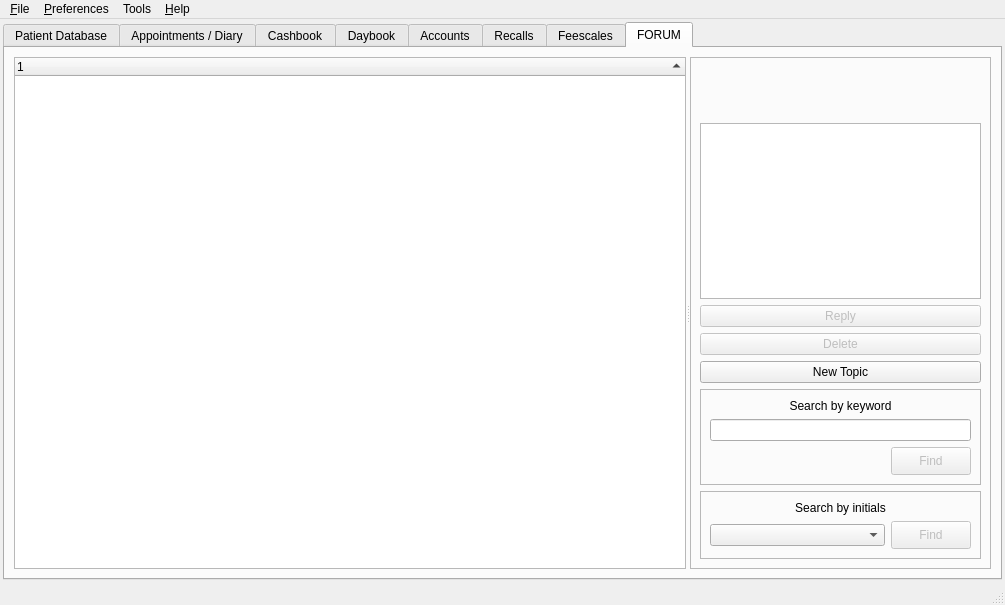
This is src/openmolar/qt-designer/main.ui in rowinggolfer/openmolar1 as Qt 5 draws it before an edit. The edited form follows.
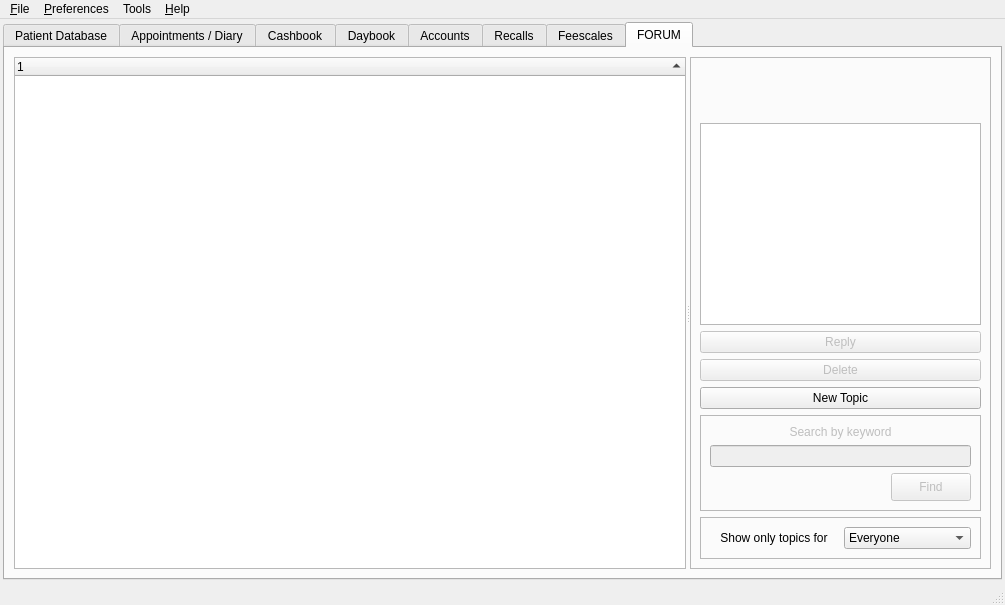
This is the edited form. The open tabs and pages were chosen to show the change. Icons and pictures are not drawn.

```diff
--- a/src/openmolar/qt-designer/main.ui
+++ b/src/openmolar/qt-designer/main.ui
@@ -5527,6 +5527,9 @@
                 </item>
                 <item>
                  <widget class="QFrame" name="frame_9">
+                  <property name="enabled">
+                   <bool>false</bool>
+                  </property>
                   <property name="frameShape">
                    <enum>QFrame::StyledPanel</enum>
                   </property>
@@ -5615,62 +5618,24 @@
                   <property name="frameShadow">
                    <enum>QFrame::Raised</enum>
                   </property>
-                  <layout class="QGridLayout" name="gridLayout_31">
-                   <item row="0" column="0" colspan="2">
+                  <layout class="QHBoxLayout" name="horizontalLayout_25">
+                   <item>
                     <widget class="QLabel" name="label_37">
                      <property name="text">
-                      <string>Search by initials</string>
+                      <string>Show only topics for</string>
                      </property>
                      <property name="alignment">
                       <set>Qt::AlignCenter</set>
                      </property>
                     </widget>
                    </item>
-                   <item row="1" column="0">
-                    <widget class="QComboBox" name="comboBox"/>
-                   </item>
-                   <item row="1" column="1">
-                    <widget class="QPushButton" name="feeSearch_pushButton_3">
-                     <property name="enabled">
-                      <bool>false</bool>
-                     </property>
-                     <property name="sizePolicy">
-                      <sizepolicy hsizetype="Preferred" vsizetype="Preferred">
-                       <horstretch>0</horstretch>
-                       <verstretch>0</verstretch>
-                      </sizepolicy>
-                     </property>
-                     <property name="minimumSize">
-                      <size>
-                       <width>80</width>
-                       <height>28</height>
-                      </size>
-                     </property>
-                     <property name="maximumSize">
-                      <size>
-                       <width>70</width>
-                       <height>28</height>
-                      </size>
-                     </property>
-                     <property name="toolTip">
-                      <string>Click on this Button to search for in patient in your database.</string>
-                     </property>
-                     <property name="text">
-                      <string>Find</string>
-                     </property>
-                     <property name="icon">
-                      <iconset resource="../resources/resources.qrc">
-                       <normaloff>:/search.png</normaloff>:/search.png</iconset>
-                     </property>
-                     <property name="iconSize">
-                      <size>
-                       <width>24</width>
-                       <height>24</height>
-                      </size>
-                     </property>
-                     <property name="shortcut">
-                      <string>Ctrl+F</string>
-                     </property>
+                   <item>
+                    <widget class="QComboBox" name="forumViewFilter_comboBox">
+                     <item>
+                      <property name="text">
+                       <string>Everyone</string>
+                      </property>
+                     </item>
                     </widget>
                    </item>
                   </layout>
```
Left out of the diff: 20 changed lines with no effect on the pictures.
